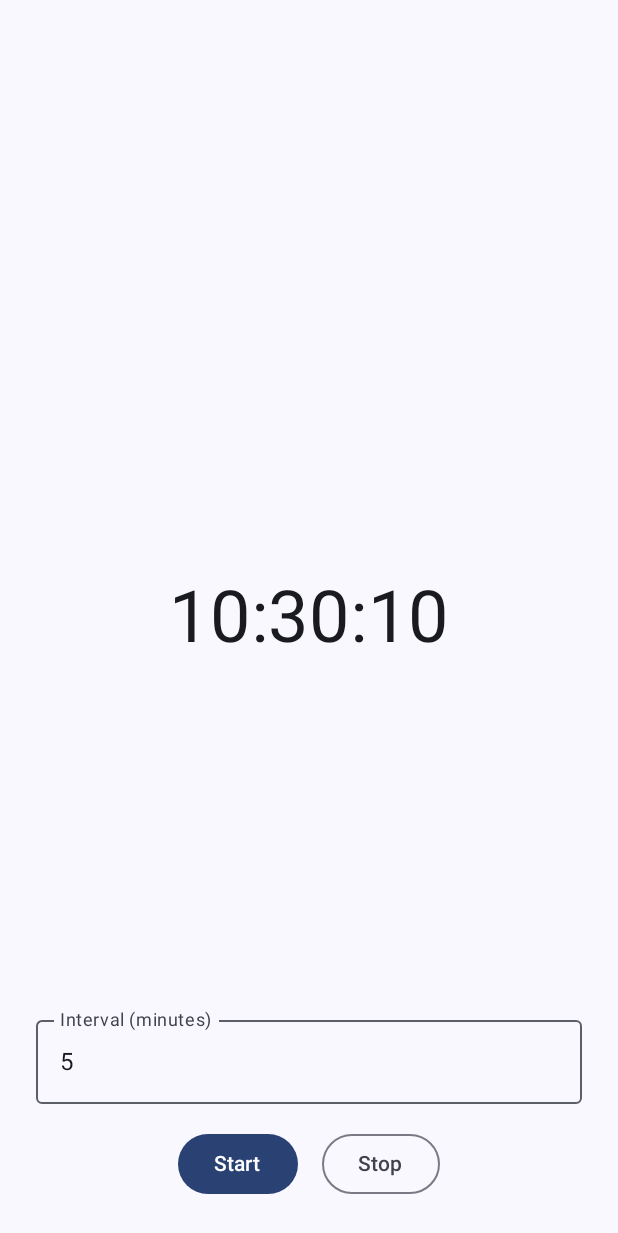
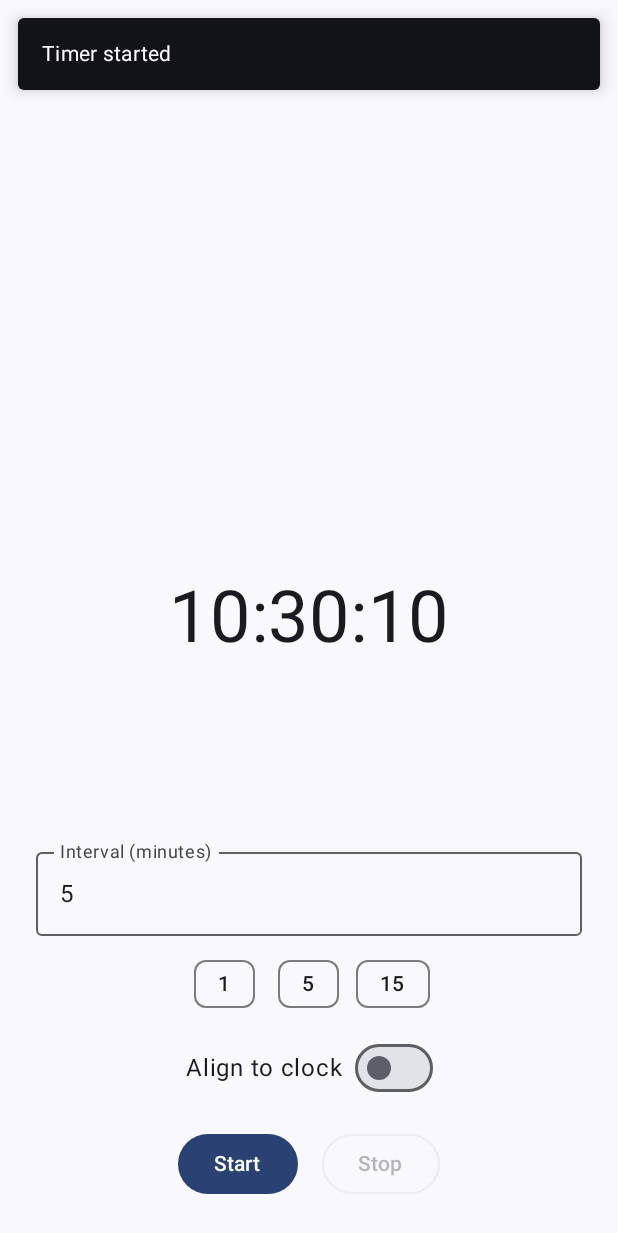
Before and after one commit to meese-enterprises/whiterose, an Android app built with Jetpack Compose: the screen it shows after launch (MainActivity), after a tap on "Start", on a phone screen of 412 x 824 dp. Shown: the top 1233 px of the screen. Run offline under Robolectric (Android 15) with nearby library versions, the phone set to English and light mode, and no system bars; 1 statement that could not run was skipped.

Commit message:
feat(ux): pluralize minute(s) correctly; align-to-clock toggle; presets; running state and snackbars
- strings: added plurals and notification texts
- service: use plurals; set service_running pref; support align-to-clock with boundary delay computation each cycle
- viewmodel: expose serviceRunning and alignToClock; react to pref changes
- ui: presets (1/5/15), align switch, disable start/stop based on running state, snackbars, fixed numeric input handling

Co-authored-by: Aaron Meese <aaron@meese.dev>

```diff
--- a/android/app/src/main/java/enterprises/meese/whiterose/MainActivity.kt
+++ b/android/app/src/main/java/enterprises/meese/whiterose/MainActivity.kt
@@ -4,19 +4,26 @@ import android.os.Bundle
 import androidx.activity.ComponentActivity
 import androidx.activity.compose.setContent
 import androidx.compose.foundation.layout.*
-import androidx.compose.foundation.text.KeyboardOptions
 import androidx.compose.material3.*
 import androidx.compose.runtime.*
 import androidx.compose.ui.Alignment
 import androidx.compose.ui.Modifier
+import androidx.compose.ui.text.input.KeyboardOptions
 import androidx.compose.ui.text.input.KeyboardType
 import androidx.compose.ui.unit.dp
 import androidx.compose.ui.unit.sp
 import androidx.compose.ui.platform.LocalContext
+import androidx.compose.material3.SnackbarHost
+import androidx.compose.material3.SnackbarHostState
+import androidx.compose.material3.AssistChip
+import androidx.compose.material3.AssistChipDefaults
+import androidx.compose.material3.TextButton
+import androidx.compose.runtime.rememberCoroutineScope
 import androidx.lifecycle.viewmodel.compose.viewModel
 import androidx.activity.compose.rememberLauncherForActivityResult
 import androidx.activity.result.contract.ActivityResultContracts
 import kotlinx.coroutines.delay
+import kotlinx.coroutines.launch
 import java.text.SimpleDateFormat
 import java.util.*
 import enterprises.meese.whiterose.ui.theme.WhiteroseTheme
@@ -40,19 +47,25 @@ class MainActivity : ComponentActivity() {
 @Composable
 fun WhiteroseApp(viewModel: ViewModel = viewModel()) {
     val interval by viewModel.intervalMinutes.collectAsState()
+    val serviceRunning by viewModel.serviceRunning.collectAsState()
+    val alignToClock by viewModel.alignToClock.collectAsState()
 
     /* -------------------------------- Permission Launcher ----------------------------- */
     val context = LocalContext.current
+    val snackbarHostState = remember { SnackbarHostState() }
+    val scope = rememberCoroutineScope()
     val permissionLauncher = rememberLauncherForActivityResult(
         contract = ActivityResultContracts.RequestPermission()
     ) { granted ->
         if (granted) {
             viewModel.startTimerService()
+            scope.launch { snackbarHostState.showSnackbar("Timer started") }
         }
     }
 
     WhiteroseTheme() {
         Box(modifier = Modifier.fillMaxSize()) {
+            SnackbarHost(hostState = snackbarHostState)
             Column(
                 modifier = Modifier.fillMaxSize(),
                 verticalArrangement = Arrangement.Center,
@@ -73,8 +86,9 @@ fun WhiteroseApp(viewModel: ViewModel = viewModel()) {
                 OutlinedTextField(
                     value = text,
                     onValueChange = {
-                        text = it.filter { ch -> ch.isDigit() }.take(3)
-                        val minutes = text.toIntOrNull() ?: 0
+                        val sanitized = it.filter { ch -> ch.isDigit() }.take(3)
+                        text = sanitized
+                        val minutes = sanitized.toIntOrNull() ?: 0
                         if (minutes in 1..120) {
                             viewModel.setIntervalMinutes(minutes)
                         }
@@ -84,6 +98,31 @@ fun WhiteroseApp(viewModel: ViewModel = viewModel()) {
                     keyboardOptions = KeyboardOptions(keyboardType = KeyboardType.Number),
                     modifier = Modifier.fillMaxWidth()
                 )
+
+                /* Quick preset chips */
+                Spacer(Modifier.height(8.dp))
+                Row(horizontalArrangement = Arrangement.spacedBy(8.dp)) {
+                    listOf(1, 5, 15).forEach { preset ->
+                        AssistChip(
+                            onClick = { viewModel.setIntervalMinutes(preset) },
+                            label = { Text("$preset") },
+                            colors = AssistChipDefaults.assistChipColors()
+                        )
+                    }
+                }
+
+                /* Align-to-clock switch */
+                Spacer(Modifier.height(8.dp))
+                Row(
+                    verticalAlignment = Alignment.CenterVertically
+                ) {
+                    Text("Align to clock")
+                    Spacer(Modifier.width(8.dp))
+                    Switch(
+                        checked = alignToClock,
+                        onCheckedChange = { viewModel.setAlignToClock(it) }
+                    )
+                }
 
                 Spacer(modifier = Modifier.height(16.dp))
 
@@ -96,12 +135,19 @@ fun WhiteroseApp(viewModel: ViewModel = viewModel()) {
                             permissionLauncher.launch(android.Manifest.permission.POST_NOTIFICATIONS)
                         } else {
                             viewModel.startTimerService()
+                            scope.launch { snackbarHostState.showSnackbar("Timer started") }
                         }
-                    }) {
+                    }, enabled = !serviceRunning) {
                         Text("Start")
                     }
 
-                    OutlinedButton(onClick = { viewModel.stopTimerService() }) {
+                    OutlinedButton(
+                        onClick = {
+                            viewModel.stopTimerService()
+                            scope.launch { snackbarHostState.showSnackbar("Timer stopped") }
+                        },
+                        enabled = serviceRunning
+                    ) {
                         Text("Stop")
                     }
                 }
--- a/android/app/src/main/java/enterprises/meese/whiterose/ViewModel.kt
+++ b/android/app/src/main/java/enterprises/meese/whiterose/ViewModel.kt
@@ -1,6 +1,7 @@
 package enterprises.meese.whiterose
 
 import android.app.Application
+import android.content.SharedPreferences
 import androidx.lifecycle.AndroidViewModel
 import androidx.lifecycle.viewModelScope
 import kotlinx.coroutines.flow.MutableStateFlow
@@ -8,15 +9,45 @@ import kotlinx.coroutines.flow.asStateFlow
 import kotlinx.coroutines.launch
 
 class ViewModel(application: Application) : AndroidViewModel(application) {
-    private val prefs = application.getSharedPreferences("whiterose_prefs", Application.MODE_PRIVATE)
+    private val prefs: SharedPreferences = application.getSharedPreferences("whiterose_prefs", Application.MODE_PRIVATE)
 
     private val _intervalMinutes = MutableStateFlow(prefs.getInt("interval_minutes", 5))
     val intervalMinutes = _intervalMinutes.asStateFlow()
+
+    private val _serviceRunning = MutableStateFlow(prefs.getBoolean("service_running", false))
+    val serviceRunning = _serviceRunning.asStateFlow()
+
+    private val _alignToClock = MutableStateFlow(prefs.getBoolean("align_to_clock", false))
+    val alignToClock = _alignToClock.asStateFlow()
+
+    private val listener = SharedPreferences.OnSharedPreferenceChangeListener { _, key ->
+        when (key) {
+            "interval_minutes" -> _intervalMinutes.value = prefs.getInt("interval_minutes", 5)
+            "service_running" -> _serviceRunning.value = prefs.getBoolean("service_running", false)
+            "align_to_clock" -> _alignToClock.value = prefs.getBoolean("align_to_clock", false)
+        }
+    }
+
+    init {
+        prefs.registerOnSharedPreferenceChangeListener(listener)
+    }
+
+    override fun onCleared() {
+        prefs.unregisterOnSharedPreferenceChangeListener(listener)
+        super.onCleared()
+    }
 
     fun setIntervalMinutes(minutes: Int) {
         viewModelScope.launch {
             _intervalMinutes.emit(minutes)
             prefs.edit().putInt("interval_minutes", minutes).apply()
+        }
+    }
+
+    fun setAlignToClock(enabled: Boolean) {
+        viewModelScope.launch {
+            _alignToClock.emit(enabled)
+            prefs.edit().putBoolean("align_to_clock", enabled).apply()
         }
     }
 
--- a/android/app/src/main/res/values/strings.xml
+++ b/android/app/src/main/res/values/strings.xml
@@ -1,3 +1,21 @@
 <resources>
     <string name="app_name">Whiterose</string>
+
+    <plurals name="minutes_label">
+        <item quantity="one">%d minute</item>
+        <item quantity="other">%d minutes</item>
+    </plurals>
+
+    <string name="tracker_title">Whiterose Timer</string>
+    <string name="tracker_text">Tracking time in %1$s intervals</string>
+    <string name="ding_title">Time tick</string>
+    <string name="ding_text">Another %1$s passed</string>
+    <string name="action_stop">Stop</string>
+
+    <string name="label_interval">Interval (minutes)</string>
+    <string name="label_align">Align to clock</string>
+    <string name="btn_start">Start</string>
+    <string name="btn_stop">Stop</string>
+    <string name="msg_started">Timer started</string>
+    <string name="msg_stopped">Timer stopped</string>
 </resources>
```
Also changed, not shown: android/app/src/main/java/enterprises/meese/whiterose/IntervalTimerService.kt (+36 -7 lines).
